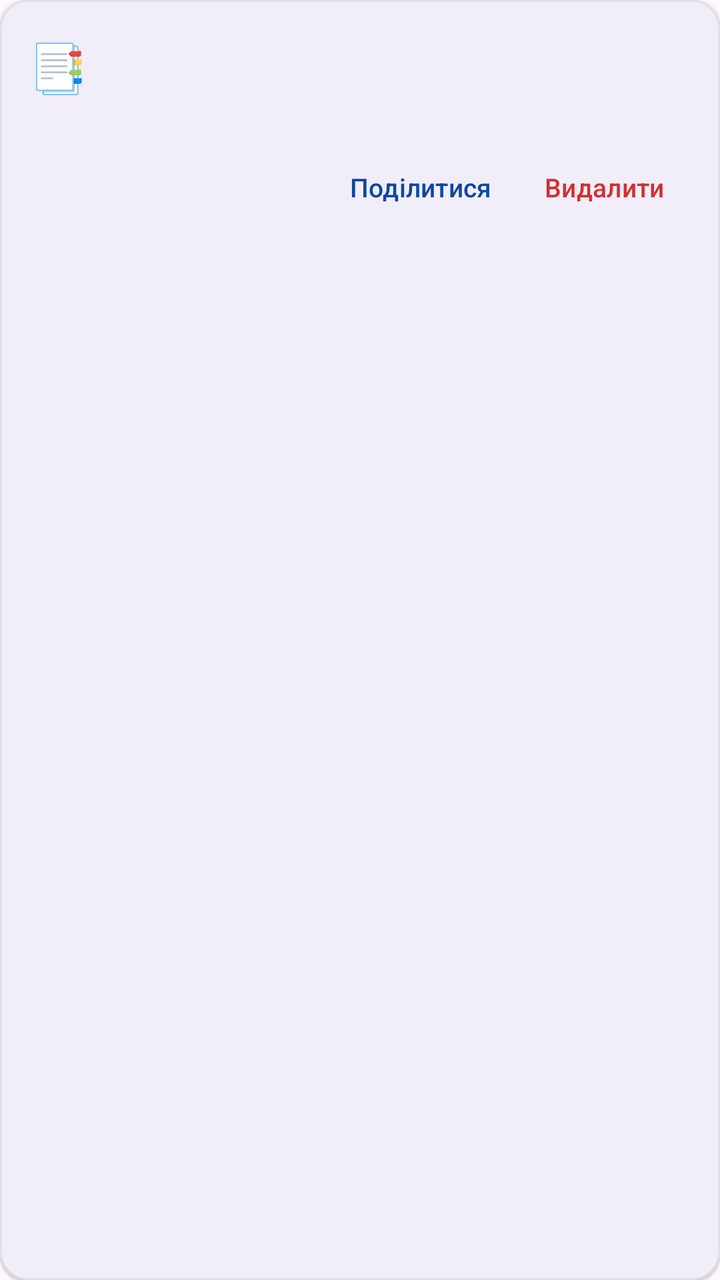
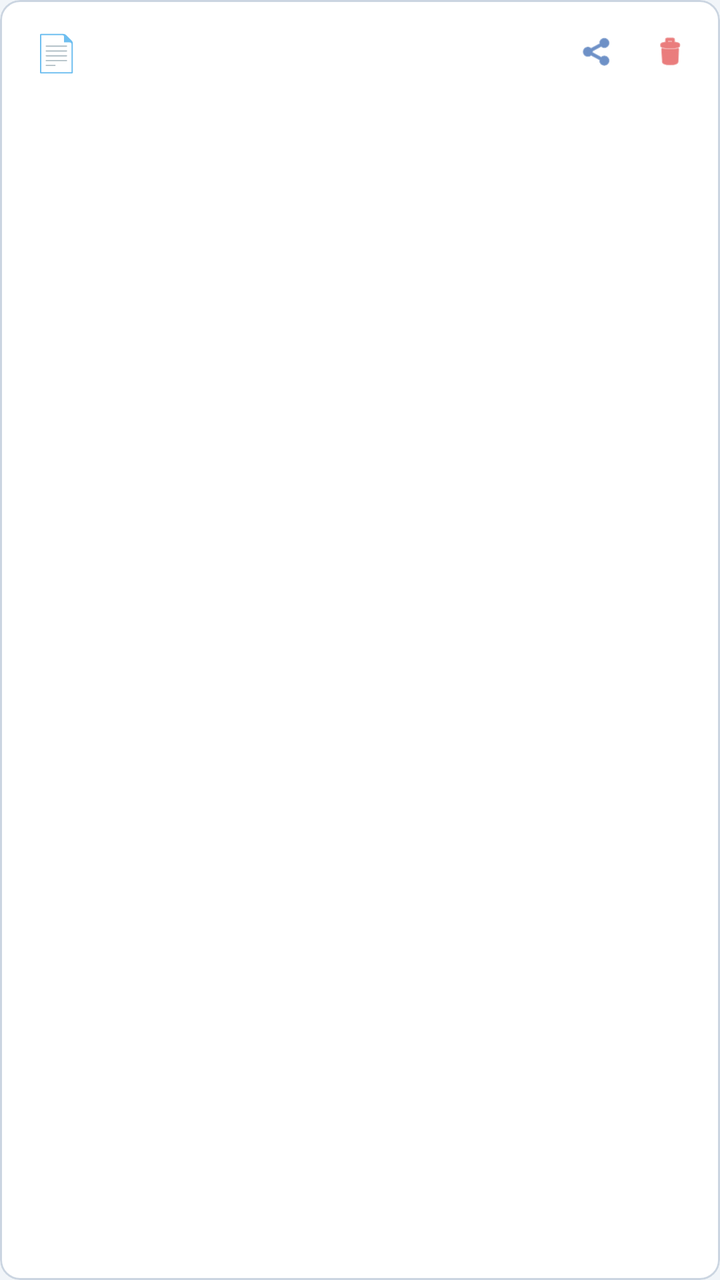

Two renders of the same Android screen: before a commit and after it. Below are the layout's source before the change and the commit's diff.
<!-- AndroidManifest.xml: application theme Theme.DocScannerUA -->
<!-- res/layout/item_document.xml -->
<?xml version="1.0" encoding="utf-8"?>
<com.google.android.material.card.MaterialCardView
    xmlns:android="http://schemas.android.com/apk/res/android"
    xmlns:app="http://schemas.android.com/apk/res-auto"
    android:layout_width="match_parent"
    android:layout_height="wrap_content"
    android:layout_marginBottom="8dp"
    app:cardCornerRadius="14dp"
    app:cardElevation="1dp"
    app:strokeColor="#E0E0E0"
    app:strokeWidth="1dp">

    <LinearLayout
        android:layout_width="match_parent"
        android:layout_height="wrap_content"
        android:orientation="vertical"
        android:padding="14dp">

        <LinearLayout
            android:layout_width="match_parent"
            android:layout_height="wrap_content"
            android:gravity="center_vertical"
            android:orientation="horizontal">

            <TextView
                android:layout_width="wrap_content"
                android:layout_height="wrap_content"
                android:text="📑"
                android:textSize="24sp" />

            <LinearLayout
                android:layout_width="0dp"
                android:layout_height="wrap_content"
                android:layout_marginStart="12dp"
                android:layout_weight="1"
                android:orientation="vertical">

                <TextView
                    android:id="@+id/tvDocName"
                    android:layout_width="wrap_content"
                    android:layout_height="wrap_content"
                    android:ellipsize="middle"
                    android:singleLine="true"
                    android:textColor="#212121"
                    android:textSize="15sp"
                    android:textStyle="bold" />

                <TextView
                    android:id="@+id/tvDocMeta"
                    android:layout_width="wrap_content"
                    android:layout_height="wrap_content"
                    android:layout_marginTop="2dp"
                    android:textColor="#757575"
                    android:textSize="12sp" />
            </LinearLayout>
        </LinearLayout>

        <View
            android:layout_width="match_parent"
            android:layout_height="1dp"
            android:layout_marginTop="10dp"
            android:layout_marginBottom="6dp"
            android:background="#F0F0F0" />

        <LinearLayout
            android:layout_width="match_parent"
            android:layout_height="wrap_content"
            android:gravity="end"
            android:orientation="horizontal">

            <com.google.android.material.button.MaterialButton
                android:id="@+id/btnShare"
                style="@style/Widget.Material3.Button.TextButton"
                android:layout_width="wrap_content"
                android:layout_height="wrap_content"
                android:text="Поділитися"
                android:textColor="#0D47A1"
                android:textSize="13sp" />

            <com.google.android.material.button.MaterialButton
                android:id="@+id/btnDelete"
                style="@style/Widget.Material3.Button.TextButton"
                android:layout_width="wrap_content"
                android:layout_height="wrap_content"
                android:text="Видалити"
                android:textColor="#D32F2F"
                android:textSize="13sp" />
        </LinearLayout>

    </LinearLayout>
</com.google.android.material.card.MaterialCardView>
<!-- resources referenced by this layout -->
<resources>
  <style name="Theme.DocScannerUA" parent="Theme.Material3.DayNight.NoActionBar">
          <item name="colorPrimary">#0D47A1</item>
      </style>
</resources>

<!-- the commit's change to res/layout/item_document.xml (unified diff, before → after) -->
@@ -4,88 +4,72 @@
     xmlns:app="http://schemas.android.com/apk/res-auto"
     android:layout_width="match_parent"
     android:layout_height="wrap_content"
-    android:layout_marginBottom="8dp"
-    app:cardCornerRadius="14dp"
-    app:cardElevation="1dp"
-    app:strokeColor="#E0E0E0"
+    android:layout_marginBottom="6dp"
+    app:cardBackgroundColor="#FFFFFF"
+    app:cardCornerRadius="10dp"
+    app:cardElevation="0dp"
+    app:strokeColor="#CBD5E1"
     app:strokeWidth="1dp">
 
     <LinearLayout
         android:layout_width="match_parent"
         android:layout_height="wrap_content"
-        android:orientation="vertical"
-        android:padding="14dp">
+        android:gravity="center_vertical"
+        android:orientation="horizontal"
+        android:paddingHorizontal="12dp"
+        android:paddingVertical="8dp">
+
+        <TextView
+            android:layout_width="32dp"
+            android:layout_height="32dp"
+            android:gravity="center"
+            android:text="📄"
+            android:textSize="18sp" />
 
         <LinearLayout
-            android:layout_width="match_parent"
+            android:layout_width="0dp"
             android:layout_height="wrap_content"
-            android:gravity="center_vertical"
-            android:orientation="horizontal">
+            android:layout_marginStart="8dp"
+            android:layout_weight="1"
+            android:orientation="vertical">
 
             <TextView
-                android:layout_width="wrap_content"
+                android:id="@+id/tvDocName"
+                android:layout_width="match_parent"
                 android:layout_height="wrap_content"
-                android:text="📑"
-                android:textSize="24sp" />
+                android:ellipsize="middle"
+                android:singleLine="true"
+                android:textColor="#0F172A"
+                android:textSize="13sp"
+                android:textStyle="bold" />
 
-            <LinearLayout
-                android:layout_width="0dp"
+            <TextView
+                android:id="@+id/tvDocMeta"
+                android:layout_width="match_parent"
                 android:layout_height="wrap_content"
-                android:layout_marginStart="12dp"
-                android:layout_weight="1"
-                android:orientation="vertical">
-
-                <TextView
-                    android:id="@+id/tvDocName"
-                    android:layout_width="wrap_content"
-                    android:layout_height="wrap_content"
-                    android:ellipsize="middle"
-                    android:singleLine="true"
-                    android:textColor="#212121"
-                    android:textSize="15sp"
-                    android:textStyle="bold" />
-
-                <TextView
-                    android:id="@+id/tvDocMeta"
-                    android:layout_width="wrap_content"
-                    android:layout_height="wrap_content"
-                    android:layout_marginTop="2dp"
-                    android:textColor="#757575"
-                    android:textSize="12sp" />
-            </LinearLayout>
+                android:textColor="#64748B"
+                android:textSize="11sp" />
         </LinearLayout>
 
-        <View
-            android:layout_width="match_parent"
-            android:layout_height="1dp"
-            android:layout_marginTop="10dp"
-            android:layout_marginBottom="6dp"
-            android:background="#F0F0F0" />
+        <com.google.android.material.button.MaterialButton
+            android:id="@+id/btnShare"
+            style="@style/Widget.Material3.Button.IconButton"
+            android:layout_width="36dp"
+            android:layout_height="36dp"
+            android:contentDescription="Поділитися"
+            app:icon="@android:drawable/ic_menu_share"
+            app:iconSize="18dp"
+            app:iconTint="#0D47A1" />
 
-        <LinearLayout
-            android:layout_width="match_parent"
-            android:layout_height="wrap_content"
-            android:gravity="end"
-            android:orientation="horizontal">
-
-            <com.google.android.material.button.MaterialButton
-                android:id="@+id/btnShare"
-                style="@style/Widget.Material3.Button.TextButton"
-                android:layout_width="wrap_content"
-                android:layout_height="wrap_content"
-                android:text="Поділитися"
-                android:textColor="#0D47A1"
-                android:textSize="13sp" />
-
-            <com.google.android.material.button.MaterialButton
-                android:id="@+id/btnDelete"
-                style="@style/Widget.Material3.Button.TextButton"
-                android:layout_width="wrap_content"
-                android:layout_height="wrap_content"
-                android:text="Видалити"
-                android:textColor="#D32F2F"
-                android:textSize="13sp" />
-        </LinearLayout>
+        <com.google.android.material.button.MaterialButton
+            android:id="@+id/btnDelete"
+            style="@style/Widget.Material3.Button.IconButton"
+            android:layout_width="36dp"
+            android:layout_height="36dp"
+            android:contentDescription="Видалити"
+            app:icon="@android:drawable/ic_menu_delete"
+            app:iconSize="18dp"
+            app:iconTint="#DC2626" />
 
     </LinearLayout>
 </com.google.android.material.card.MaterialCardView>
<!-- resource entries referenced after the edit -->
@@ -1,7 +1,10 @@
 <!-- resources referenced by this layout -->
 <resources>
-  <style name="Theme.DocScannerUA" parent="Theme.Material3.DayNight.NoActionBar">
+  <style name="Theme.DocScannerUA" parent="Theme.Material3.Light.NoActionBar">
           <item name="colorPrimary">#0D47A1</item>
+          <item name="colorSurface">#FFFFFF</item>
+          <item name="colorOnSurface">#0F172A</item>
+          <item name="android:windowBackground">#F1F5F9</item>
       </style>
 </resources>
 
